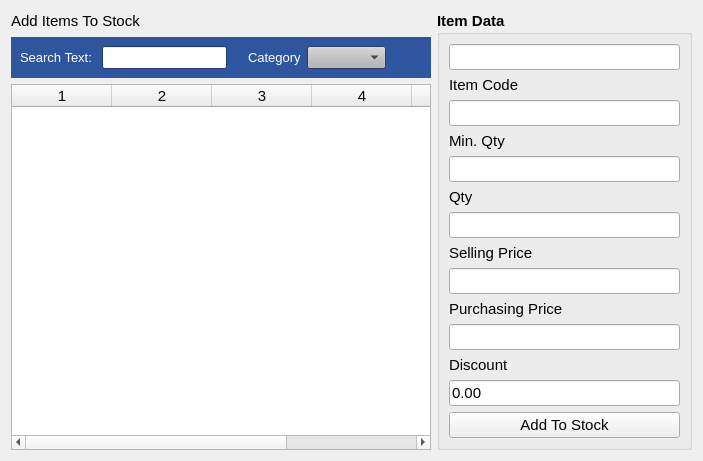
Qt form estorecpp/addmanualstockitems.ui (Watti/estorecpp) before a commit.
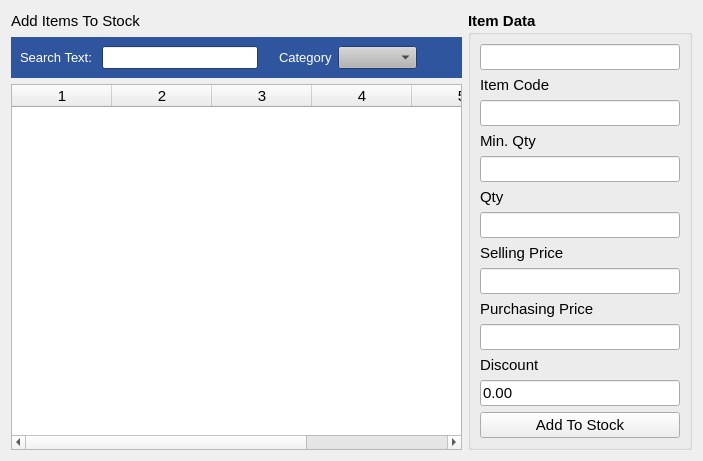
The same form after that commit.

```diff
--- a/estorecpp/addmanualstockitems.ui
+++ b/estorecpp/addmanualstockitems.ui
@@ -784,7 +784,14 @@
        </widget>
       </item>
       <item>
-       <widget class="QLineEdit" name="sellingPrice"/>
+       <widget class="QLineEdit" name="sellingPrice">
+        <property name="sizePolicy">
+         <sizepolicy hsizetype="Minimum" vsizetype="Fixed">
+          <horstretch>0</horstretch>
+          <verstretch>0</verstretch>
+         </sizepolicy>
+        </property>
+       </widget>
       </item>
       <item>
        <widget class="QLabel" name="label_9">
```
